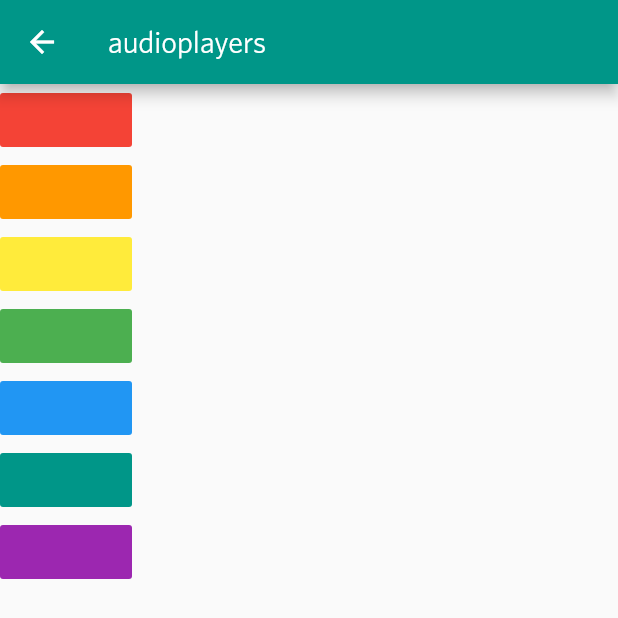
After one commit to w4mxl/FlutterStudyJourney, a Flutter app: the AudioPlayerDemo screen opened by its route, on a phone screen of 412 x 824 dp. The commit adds this screen. Shown: the top 618 px of the screen. Run offline on Flutter 3.47's test engine with Material 2 defaults, Android fonts, the phone set to English and light mode, and no system bars; our stand-ins replace audioplayers, dio, flutter_html; missing offline and left inert: xpath; network calls fail.

Commit message:
feat: add audio player

```diff
--- /dev/null
+++ b/lib/demos/audio/audioplayers.dart
@@ -0,0 +1,73 @@
+/// @author: wml
+/// @date  : 2019-07-09 18:12
+/// @email : mxl1989@gmail.com
+/// @desc  : 音频播放
+
+import 'package:flutter/material.dart';
+import 'package:audioplayers/audio_cache.dart';
+
+class AudioPlayerDemo extends StatelessWidget {
+  final player = AudioCache();
+
+  @override
+  Widget build(BuildContext context) {
+    return Scaffold(
+      appBar: AppBar(
+        title: Text('audioplayers'),
+      ),
+      body: Column(
+        children: <Widget>[
+          FlatButton(
+            color: Colors.red,
+            onPressed: () {
+              player.play('note1.wav');
+            },
+            child: Text(''),
+          ),
+          FlatButton(
+            color: Colors.orange,
+            onPressed: () {
+              player.play('note2.wav');
+            },
+            child: Text(''),
+          ),
+          FlatButton(
+            color: Colors.yellow,
+            onPressed: () {
+              player.play('note3.wav');
+            },
+            child: Text(''),
+          ),
+          FlatButton(
+            color: Colors.green,
+            onPressed: () {
+              player.play('note4.wav');
+            },
+            child: Text(''),
+          ),
+          FlatButton(
+            color: Colors.blue,
+            onPressed: () {
+              player.play('note5.wav');
+            },
+            child: Text(''),
+          ),
+          FlatButton(
+            color: Colors.teal,
+            onPressed: () {
+              player.play('note6.wav');
+            },
+            child: Text(''),
+          ),
+          FlatButton(
+            color: Colors.purple,
+            onPressed: () {
+              player.play('note7.wav');
+            },
+            child: Text(''),
+          ),
+        ],
+      ),
+    );
+  }
+}
--- a/pubspec.yaml
+++ b/pubspec.yaml
@@ -14,6 +14,9 @@ dependencies:
   flutter_html: ^0.8.2
   dio: ^1.0.13 # https://pub.dartlang.org/packages/dio
   xpath: ^0.1.0 # https://pub.flutter-io.cn/packages/xpath
+
+  provider: ^2.0.1
+  audioplayers: ^0.13.0
 
 dev_dependencies:
   flutter_test:
@@ -46,7 +49,7 @@ flutter:
         - asset: assets/fonts/SourceCodePro-Regular.ttf
 
   assets:
-    - assets/images/icon/ios.png
+    - assets/
 
   # To add assets to your application, add an assets section, like this:
   # assets:
```
Also changed, not shown: lib/main.dart (+10 -1 lines), lib/generated/i18n.dart (added), 9 other files.
